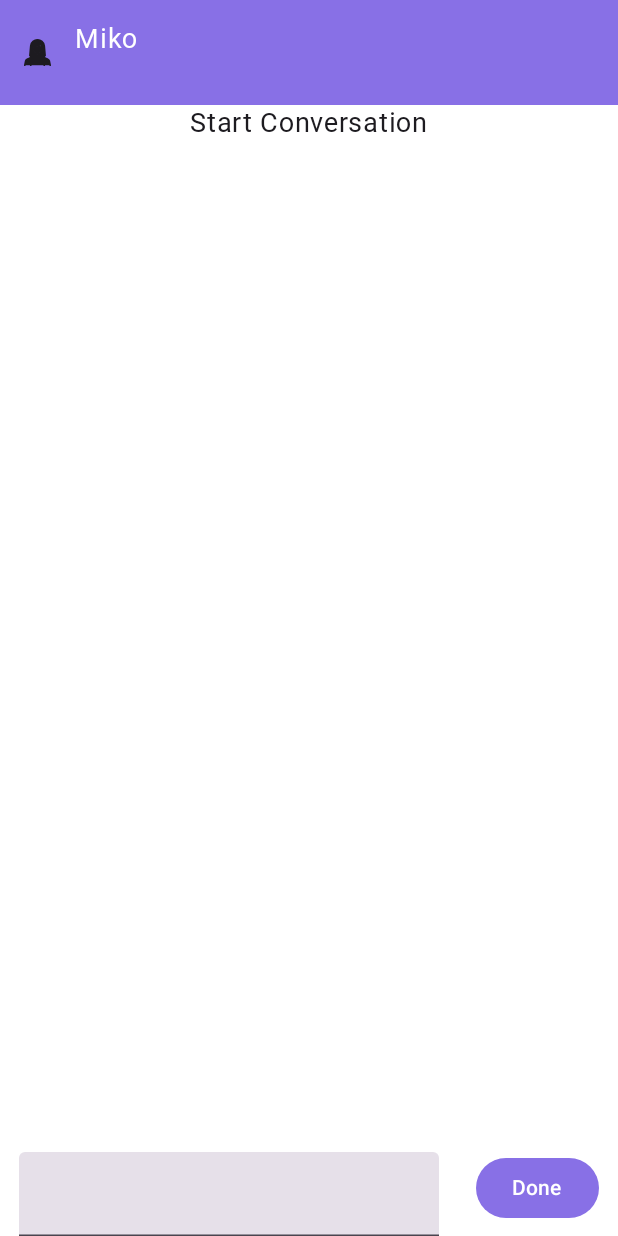
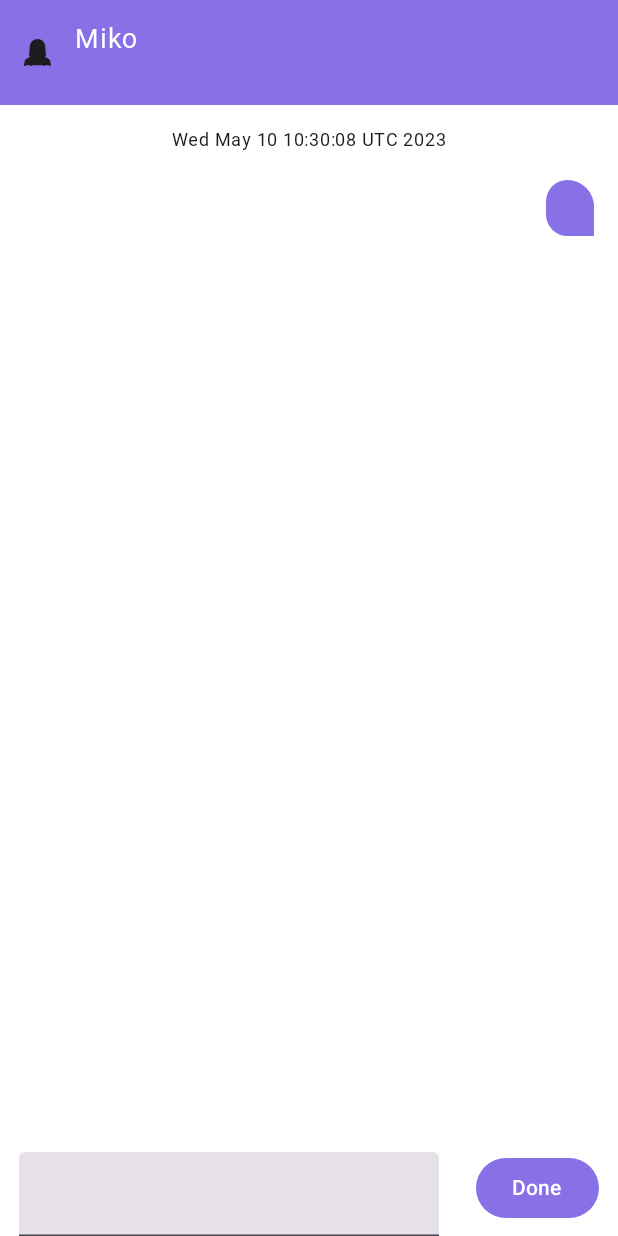
Before and after one commit to joselopez1005/Miko, an Android app built with Jetpack Compose: the screen it shows after launch (MainActivity), after a tap on "Done", on a phone screen of 412 x 824 dp. Run offline under Robolectric (Android 15) with nearby library versions, the phone set to English and light mode, and no system bars; our stand-ins replace Dagger/Hilt's generated code.

Commit message:
Adding chat message bubbles

```diff
--- a/app/src/main/java/com/example/miko/presentation/ui/chat_screen/ChatScreen.kt
+++ b/app/src/main/java/com/example/miko/presentation/ui/chat_screen/ChatScreen.kt
@@ -31,16 +31,23 @@ import androidx.compose.ui.text.input.TextFieldValue
 import androidx.compose.ui.tooling.preview.Preview
 import androidx.compose.ui.unit.dp
 import androidx.hilt.navigation.compose.hiltViewModel
+import com.example.miko.presentation.ui.chat_screen.ChatViewModel.Companion.ASSISTANT
 import com.example.miko.presentation.ui.chat_screen.ChatViewModel.Companion.SYSTEM
 import com.example.miko.presentation.ui.chat_screen.ChatViewModel.Companion.USER
+import com.example.miko.presentation.ui.theme.MessageBubbleShapeAssistant
+import com.example.miko.presentation.ui.theme.MessageBubbleShapeUser
 import com.example.miko.presentation.ui.theme.MikoTheme
+import java.util.Date
 
 @OptIn(ExperimentalMaterial3Api::class)
 @Composable
 fun ChatScreen(
     viewModel: ChatViewModel = hiltViewModel()
 ) {
-    ChatScreenContent(state = viewModel.state.collectAsState().value, onButtonPressed = viewModel::onEvent)
+    ChatScreenContent(
+        state = viewModel.state.collectAsState().value,
+        onButtonPressed = viewModel::onEvent
+    )
 }
 
 @ExperimentalMaterial3Api
@@ -63,9 +70,11 @@ fun ChatScreenContent(
         )
 
         Box(modifier = Modifier.fillMaxSize()) {
-            ChatMessageSection(state = state, modifier = Modifier
-                .align(Alignment.Center)
-                .fillMaxWidth())
+            ChatMessageSection(
+                state = state, modifier = Modifier
+                    .align(Alignment.Center)
+                    .fillMaxWidth()
+            )
 
             Row(
                 modifier = Modifier
@@ -75,34 +84,11 @@ fun ChatScreenContent(
             ) {
                 TextField(
                     value = textState.value,
-                    onValueChange = {textState.value = it}
+                    onValueChange = { textState.value = it }
                 )
 
-                Button(onClick = {onButtonPressed(ChatScreenEvents.OnSendMessage(textState.value.text))} ) {
+                Button(onClick = { onButtonPressed(ChatScreenEvents.OnSendMessage(textState.value.text)) }) {
                     Text(text = "Done")
-                }
-            }
-        }
-    }
-}
-
-@Composable
-fun ChatMessageSection(
-    state: ChatScreenStates,
-    modifier: Modifier = Modifier
-) {
-    Column(modifier = modifier) {
-        LazyColumn(modifier = Modifier
-            .fillMaxWidth()
-            .weight(1f)){
-            items(state.chatLogs.size) {
-                Box(modifier = Modifier.fillMaxWidth()) {
-                    when(state.chatLogs[it].role) {
-                        USER -> Text(text = state.chatLogs[it].content, color = Color.Red, modifier = Modifier.align(Alignment.CenterEnd))
-                        SYSTEM -> Text(text = "Start Conversation", modifier = Modifier.align(Alignment.Center))
-                        else -> Text(text = state.chatLogs[it].content)
-
-                    }
                 }
             }
         }
@@ -148,7 +134,9 @@ fun ProfileInfoSection(
                 text = state.chatProfile.name,
                 style = MaterialTheme.typography.bodyLarge,
                 color = MaterialTheme.colorScheme.onPrimary,
-                modifier = Modifier.padding(bottom = 2.dp).align(Alignment.TopStart)
+                modifier = Modifier
+                    .padding(bottom = 2.dp)
+                    .align(Alignment.TopStart)
             )
             if (state.isLoading) {
                 Text(
@@ -164,6 +152,78 @@ fun ProfileInfoSection(
     }
 }
 
+@Composable
+fun ChatMessageSection(
+    state: ChatScreenStates,
+    modifier: Modifier = Modifier
+) {
+    Column(modifier = modifier) {
+        LazyColumn(
+            verticalArrangement = Arrangement.spacedBy(20.dp),
+            modifier = Modifier
+                .fillMaxWidth()
+                .weight(1f)
+                .padding(16.dp)
+        ) {
+            items(state.chatLogs.size) {
+                Box(modifier = Modifier.fillMaxWidth()) {
+                    when (state.chatLogs[it].role) {
+                        USER -> {
+                            MessageBubble(
+                                message = state.chatLogs[it].content,
+                                sender = USER,
+                                modifier = Modifier.align(Alignment.CenterEnd)
+                            )
+                        }
+
+                        SYSTEM -> {
+                            Text(
+                                text = Date().toString(),
+                                style = MaterialTheme.typography.bodySmall,
+                                modifier = Modifier.align(Alignment.Center)
+                            )
+                        }
+
+                        else -> {
+                            MessageBubble(
+                                message = state.chatLogs[it].content,
+                                sender = ASSISTANT,
+                                modifier = Modifier.align(Alignment.CenterStart)
+                            )
+                        }
+
+                    }
+                }
+            }
+        }
+    }
+}
+
+@Composable
+fun MessageBubble(
+    message: String,
+    sender: String,
+    modifier: Modifier = Modifier
+) {
+    val isUser = sender == USER
+    Box(
+        modifier = modifier
+            .clip(
+               if (isUser) MessageBubbleShapeUser else MessageBubbleShapeAssistant
+            )
+            .background(if (isUser) MaterialTheme.colorScheme.primary else MaterialTheme.colorScheme.secondary)
+    ) {
+        Text(
+            text = message,
+            style = MaterialTheme.typography.bodyLarge,
+            color = if (isUser) MaterialTheme.colorScheme.onPrimary else MaterialTheme.colorScheme.onSecondary,
+            modifier = modifier
+                .padding(horizontal = 16.dp, vertical = 8.dp)
+        )
+    }
+
+}
+
 @OptIn(ExperimentalMaterial3Api::class)
 @Preview(showBackground = true)
 @Composable
@@ -176,10 +236,13 @@ fun ChatScreenContentPreview() {
     }
 }
 
-@Preview
+@Preview(showBackground = true)
 @Composable
-fun ProfileInfoSectionPreview() {
+fun MessageBubblePreview() {
     MikoTheme {
-        ProfileInfoSection(modifier = Modifier.fillMaxWidth(), ChatScreenStates(completions = null, true, null))
+        MessageBubble(
+            message = "This is a long sentence, I just want to see what happens \n if it goes next line",
+            sender = USER
+        )
     }
 }
--- a/app/src/main/java/com/example/miko/presentation/ui/theme/Shape.kt
+++ b/app/src/main/java/com/example/miko/presentation/ui/theme/Shape.kt
@@ -9,3 +9,6 @@ val Shapes = Shapes(
     medium = RoundedCornerShape(4.dp),
     large = RoundedCornerShape(0.dp)
 )
+
+val MessageBubbleShapeUser = RoundedCornerShape(topStart = 20.dp, topEnd = 20.dp, bottomStart = 20.dp, bottomEnd = 0.dp)
+val MessageBubbleShapeAssistant = RoundedCornerShape(topStart = 20.dp, topEnd = 20.dp, bottomStart = 0.dp, bottomEnd = 20.dp)
```
